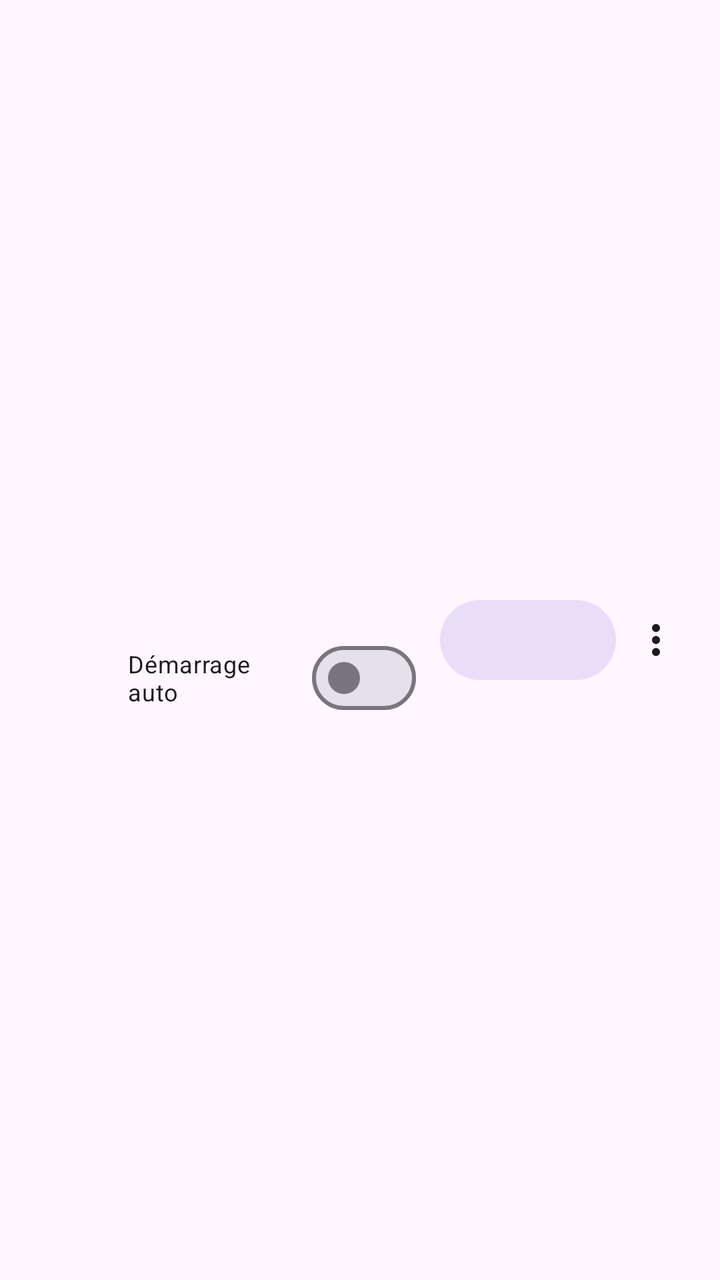
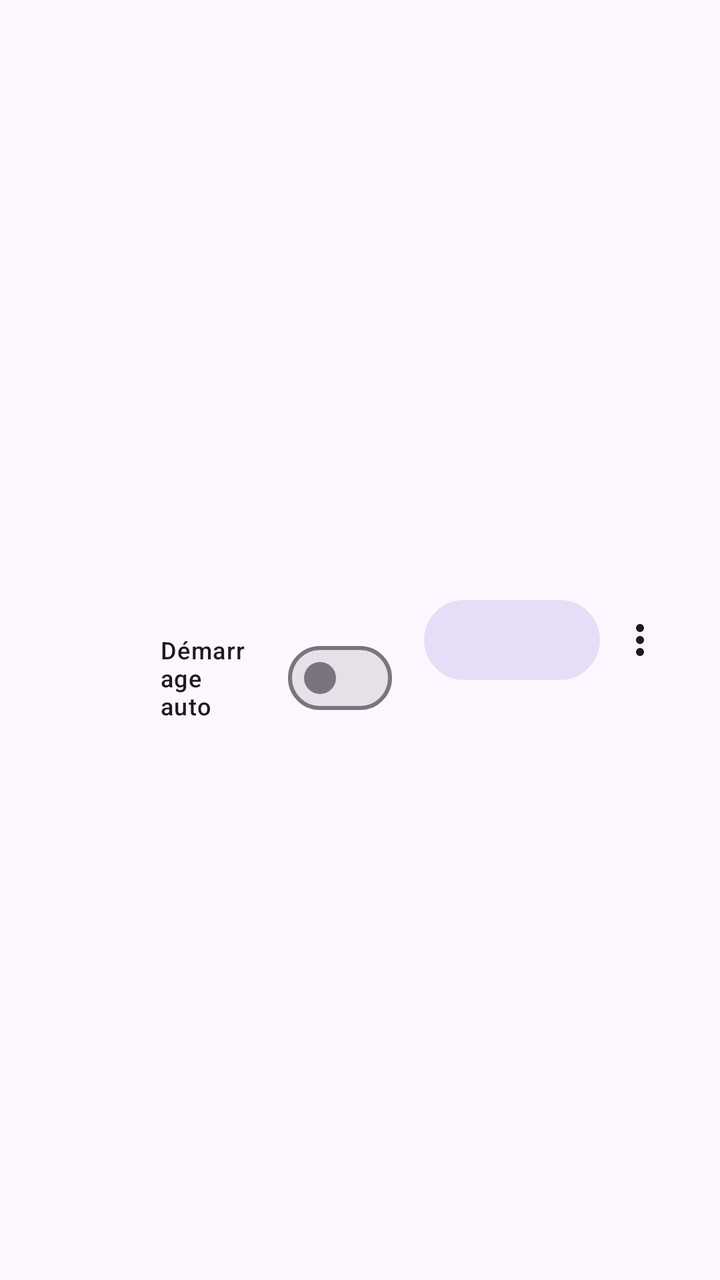

Screens rendered from an Android XML layout before and after an edit, with the pre-edit source and the edit as a unified diff.
<!-- AndroidManifest.xml: application theme Theme.Isolateur -->
<!-- res/layout/item_app.xml -->
<?xml version="1.0" encoding="utf-8"?>
<LinearLayout xmlns:android="http://schemas.android.com/apk/res/android"
    android:layout_width="match_parent"
    android:layout_height="wrap_content"
    android:gravity="center_vertical"
    android:minHeight="64dp"
    android:orientation="horizontal"
    android:paddingHorizontal="12dp"
    android:paddingVertical="6dp">

    <ImageView
        android:id="@+id/icon"
        android:layout_width="40dp"
        android:layout_height="40dp"
        android:importantForAccessibility="no" />

    <LinearLayout
        android:layout_width="0dp"
        android:layout_height="wrap_content"
        android:layout_weight="1"
        android:orientation="vertical"
        android:paddingHorizontal="12dp">

        <TextView
            android:id="@+id/label"
            android:layout_width="match_parent"
            android:layout_height="wrap_content"
            android:maxLines="1"
            android:ellipsize="end"
            android:textSize="16sp"
            android:textStyle="bold" />

        <TextView
            android:id="@+id/sub"
            android:layout_width="match_parent"
            android:layout_height="wrap_content"
            android:textSize="12sp" />

        <com.google.android.material.materialswitch.MaterialSwitch
            android:id="@+id/swAuto"
            android:layout_width="wrap_content"
            android:layout_height="wrap_content"
            android:text="@string/autostart"
            android:textSize="12sp" />
    </LinearLayout>

    <com.google.android.material.button.MaterialButton
        android:id="@+id/action"
        style="@style/Widget.Material3.Button.TonalButton"
        android:layout_width="wrap_content"
        android:layout_height="wrap_content" />

    <ImageButton
        android:id="@+id/more"
        android:layout_width="40dp"
        android:layout_height="40dp"
        android:background="?attr/selectableItemBackgroundBorderless"
        android:contentDescription="Plus d'options"
        android:src="@drawable/ic_more" />
</LinearLayout>
<!-- resources referenced by this layout -->
<resources>
  <!-- drawable ic_more (drawable) -->
  <vector xmlns:android="http://schemas.android.com/apk/res/android"
      android:width="24dp" android:height="24dp"
      android:viewportWidth="24" android:viewportHeight="24"
      android:tint="?attr/colorOnSurface">
      <path android:fillColor="#FFFFFF"
          android:pathData="M12,8c1.1,0 2,-0.9 2,-2s-0.9,-2 -2,-2 -2,0.9 -2,2 0.9,2 2,2zM12,10c-1.1,0 -2,0.9 -2,2s0.9,2 2,2 2,-0.9 2,-2 -0.9,-2 -2,-2zM12,16c-1.1,0 -2,0.9 -2,2s0.9,2 2,2 2,-0.9 2,-2 -0.9,-2 -2,-2z"/>
  </vector>
  <string name="autostart">Démarrage auto</string>
  <style name="Theme.Isolateur" parent="Theme.Material3.DayNight">
          <item name="colorPrimary">#3F51B5</item>
      </style>
</resources>

<!-- the commit's change to res/layout/item_app.xml (unified diff, before → after) -->
@@ -2,16 +2,17 @@
 <LinearLayout xmlns:android="http://schemas.android.com/apk/res/android"
     android:layout_width="match_parent"
     android:layout_height="wrap_content"
+    android:background="?attr/selectableItemBackground"
     android:gravity="center_vertical"
-    android:minHeight="64dp"
+    android:minHeight="72dp"
     android:orientation="horizontal"
-    android:paddingHorizontal="12dp"
-    android:paddingVertical="6dp">
+    android:paddingHorizontal="20dp"
+    android:paddingVertical="8dp">
 
     <ImageView
         android:id="@+id/icon"
-        android:layout_width="40dp"
-        android:layout_height="40dp"
+        android:layout_width="44dp"
+        android:layout_height="44dp"
         android:importantForAccessibility="no" />
 
     <LinearLayout
@@ -19,29 +20,29 @@
         android:layout_height="wrap_content"
         android:layout_weight="1"
         android:orientation="vertical"
-        android:paddingHorizontal="12dp">
+        android:paddingHorizontal="16dp">
 
         <TextView
             android:id="@+id/label"
             android:layout_width="match_parent"
             android:layout_height="wrap_content"
+            android:ellipsize="end"
             android:maxLines="1"
-            android:ellipsize="end"
-            android:textSize="16sp"
-            android:textStyle="bold" />
+            android:textAppearance="?attr/textAppearanceTitleMedium" />
 
         <TextView
             android:id="@+id/sub"
             android:layout_width="match_parent"
             android:layout_height="wrap_content"
-            android:textSize="12sp" />
+            android:textAppearance="?attr/textAppearanceBodySmall"
+            android:textColor="?attr/colorOnSurfaceVariant" />
 
         <com.google.android.material.materialswitch.MaterialSwitch
             android:id="@+id/swAuto"
             android:layout_width="wrap_content"
             android:layout_height="wrap_content"
             android:text="@string/autostart"
-            android:textSize="12sp" />
+            android:textAppearance="?attr/textAppearanceLabelMedium" />
     </LinearLayout>
 
     <com.google.android.material.button.MaterialButton
<!-- resource entries referenced after the edit -->
@@ -9,8 +9,14 @@
           android:pathData="M12,8c1.1,0 2,-0.9 2,-2s-0.9,-2 -2,-2 -2,0.9 -2,2 0.9,2 2,2zM12,10c-1.1,0 -2,0.9 -2,2s0.9,2 2,2 2,-0.9 2,-2 -0.9,-2 -2,-2zM12,16c-1.1,0 -2,0.9 -2,2s0.9,2 2,2 2,-0.9 2,-2 -0.9,-2 -2,-2z"/>
   </vector>
   <string name="autostart">Démarrage auto</string>
-  <style name="Theme.Isolateur" parent="Theme.Material3.DayNight">
+  <style name="Theme.Isolateur" parent="Theme.Material3.DayNight.NoActionBar">
           <item name="colorPrimary">#3F51B5</item>
+          <item name="android:statusBarColor">@android:color/transparent</item>
+          <item name="materialCardViewStyle">@style/Widget.Isolateur.Card</item>
+      </style>
+  <style name="Widget.Isolateur.Card" parent="Widget.Material3.CardView.Filled">
+          <item name="cardCornerRadius">24dp</item>
+          <item name="contentPadding">20dp</item>
       </style>
 </resources>
 
